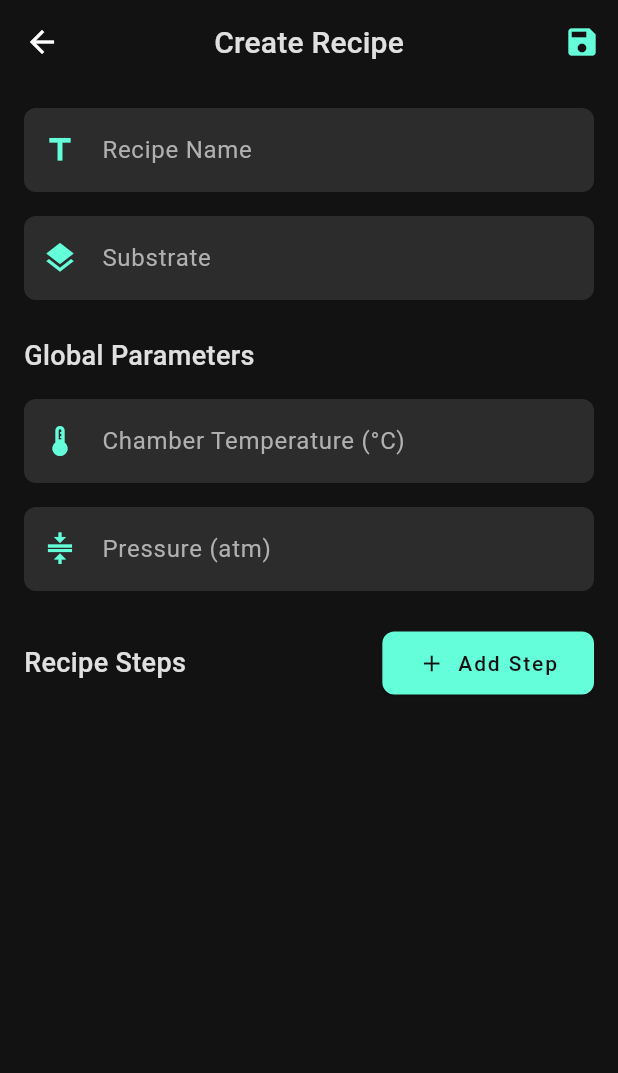
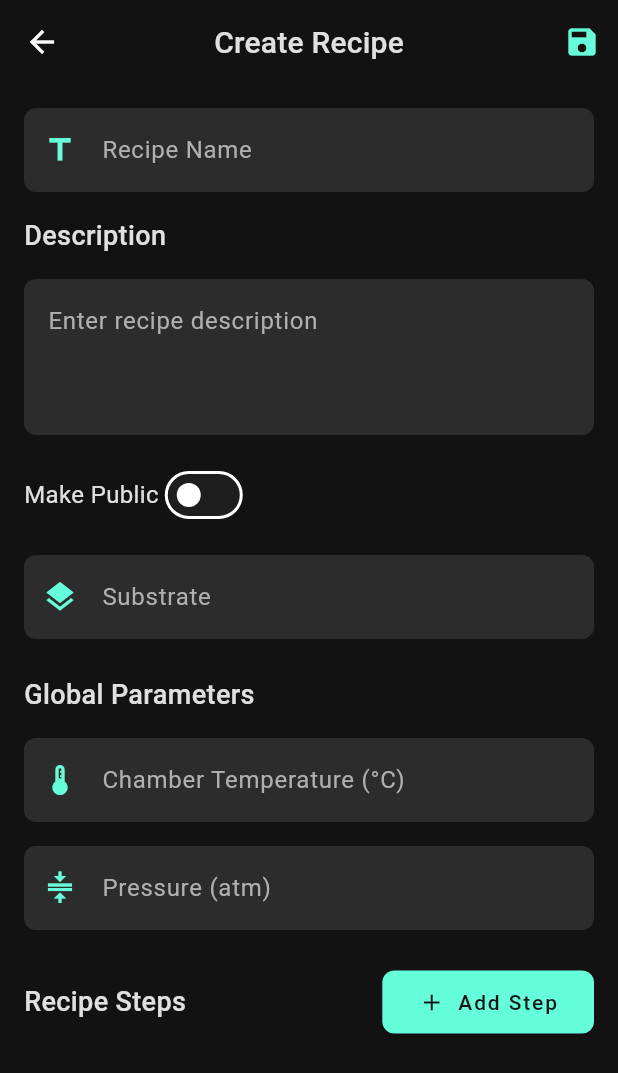
Before and after one commit to Albaraazain/atomicoat-20th-version, a Flutter app: the RecipeDetailScreen screen opened directly, on a phone screen of 412 x 824 dp. Shown: the top 1073 px of the screen. Run offline on Flutter 3.47's test engine with Material 3 defaults, Android fonts, the phone set to English and light mode, and no system bars; our stand-ins replace cloud_firestore, equatable, firebase_auth, firebase_core, fl_chart, flutter_animate and 9 more; accounts and stored records are empty; project files that could hold a hidden picture were left out.

Commit message:
feat: add description and access control features to RecipeDetailScreen, allowing users to input recipe descriptions and set visibility as public or private

```diff
--- a/lib/modules/system_operation_also_main_module/screens/recipe_detail_screen.dart
+++ b/lib/modules/system_operation_also_main_module/screens/recipe_detail_screen.dart
@@ -4,6 +4,7 @@ import '../models/recipe.dart';
 import '../models/system_component.dart';
 import '../providers/recipe_provider.dart';
 import '../providers/system_state_provider.dart';
+import '../../../services/auth_service.dart';
 
 class DarkThemeColors {
   static const Color background = Color(0xFF121212);
@@ -29,9 +30,11 @@ class _RecipeDetailScreenState extends State<RecipeDetailScreen> with TickerProv
   late TextEditingController _substrateController;
   late TextEditingController _chamberTempController;
   late TextEditingController _pressureController;
+  late TextEditingController _descriptionController;
   List<RecipeStep> _steps = [];
   late AnimationController _animationController;
   late Animation<double> _fadeAnimation;
+  bool _isPublic = false;
 
   @override
   void initState() {
@@ -40,6 +43,7 @@ class _RecipeDetailScreenState extends State<RecipeDetailScreen> with TickerProv
     _substrateController = TextEditingController();
     _chamberTempController = TextEditingController();
     _pressureController = TextEditingController();
+    _descriptionController = TextEditingController();
     _animationController = AnimationController(
       vsync: this,
       duration: Duration(milliseconds: 300),
@@ -62,6 +66,8 @@ class _RecipeDetailScreenState extends State<RecipeDetailScreen> with TickerProv
           _substrateController.text = recipe.substrate;
           _chamberTempController.text = recipe.chamberTemperatureSetPoint.toString();
           _pressureController.text = recipe.pressureSetPoint.toString();
+          _descriptionController.text = recipe.description ?? '';
+          _isPublic = recipe.isPublic;
           _steps = List.from(recipe.steps);
         });
       } else {
@@ -78,6 +84,7 @@ class _RecipeDetailScreenState extends State<RecipeDetailScreen> with TickerProv
     _substrateController.dispose();
     _chamberTempController.dispose();
     _pressureController.dispose();
+    _descriptionController.dispose();
     _animationController.dispose();
     super.dispose();
   }
@@ -113,6 +120,10 @@ class _RecipeDetailScreenState extends State<RecipeDetailScreen> with TickerProv
                     children: [
                       _buildRecipeNameInput(),
                       SizedBox(height: 16),
+                      _buildDescriptionInput(),
+                      SizedBox(height: 16),
+                      _buildAccessControl(),
+                      SizedBox(height: 16),
                       _buildSubstrateInput(),
                       SizedBox(height: 24),
                       _buildGlobalParametersInputs(),
@@ -136,6 +147,65 @@ class _RecipeDetailScreenState extends State<RecipeDetailScreen> with TickerProv
       controller: _nameController,
       label: 'Recipe Name',
       icon: Icons.title,
+    );
+  }
+
+  Widget _buildDescriptionInput() {
+    return Column(
+      crossAxisAlignment: CrossAxisAlignment.start,
+      children: [
+        Text(
+          'Description',
+          style: TextStyle(
+            color: DarkThemeColors.primaryText,
+            fontSize: 18,
+            fontWeight: FontWeight.w500,
+          ),
+        ),
+        SizedBox(height: 16),
+        TextField(
+          controller: _descriptionController,
+          style: TextStyle(color: DarkThemeColors.primaryText),
+          maxLines: 3,
+          decoration: InputDecoration(
+            hintText: 'Enter recipe description',
+            hintStyle: TextStyle(color: DarkThemeColors.secondaryText),
+            filled: true,
+            fillColor: DarkThemeColors.inputFill,
+            border: OutlineInputBorder(
+              borderRadius: BorderRadius.circular(8),
+              borderSide: BorderSide.none,
+            ),
+            focusedBorder: OutlineInputBorder(
+              borderRadius: BorderRadius.circular(8),
+              borderSide: BorderSide(color: DarkThemeColors.accent),
+            ),
+          ),
+        ),
+      ],
+    );
+  }
+
+  Widget _buildAccessControl() {
+    return Row(
+      children: [
+        Text(
+          'Make Public',
+          style: TextStyle(
+            color: DarkThemeColors.primaryText,
+            fontSize: 16,
+          ),
+        ),
+        Switch(
+          value: _isPublic,
+          onChanged: (value) {
+            setState(() {
+              _isPublic = value;
+            });
+          },
+          activeColor: DarkThemeColors.accent,
+        ),
+      ],
     );
   }
 
@@ -754,66 +824,31 @@ class _RecipeDetailScreenState extends State<RecipeDetailScreen> with TickerProv
   }
 
   void _saveRecipe(RecipeProvider recipeProvider) async {
-    if (_nameController.text.isEmpty) {
-      _showValidationError('Please enter a recipe name');
-      return;
-    }
+    try {
+      final recipe = Recipe(
+        id: widget.recipeId ?? DateTime.now().millisecondsSinceEpoch.toString(),
+        name: _nameController.text,
+        steps: _steps,
+        substrate: _substrateController.text,
+        machineId: recipeProvider.currentMachineId!,
+        createdBy: context.read<AuthService>().currentUser!.uid,
+        chamberTemperatureSetPoint: double.parse(_chamberTempController.text),
+        pressureSetPoint: double.parse(_pressureController.text),
+        description: _descriptionController.text,
+        isPublic: _isPublic,
+      );
 
-    if (_substrateController.text.isEmpty) {
-      _showValidationError('Please enter a substrate');
-      return;
-    }
-
-    if (_steps.isEmpty) {
-      _showValidationError('Please add at least one step to the recipe');
-      return;
-    }
-
-    final newRecipe = Recipe(
-      id: widget.recipeId ?? DateTime
-          .now()
-          .millisecondsSinceEpoch
-          .toString(),
-      name: _nameController.text,
-      substrate: _substrateController.text,
-      steps: _steps,
-      chamberTemperatureSetPoint: double.tryParse(
-          _chamberTempController.text) ?? 150.0,
-      pressureSetPoint: double.tryParse(_pressureController.text) ?? 1.0,
-    );
-
-    try {
       if (widget.recipeId == null) {
-        await recipeProvider.addRecipe(newRecipe);
+        await recipeProvider.addRecipe(recipe);
       } else {
-        await recipeProvider.updateRecipe(newRecipe);
+        await recipeProvider.updateRecipe(recipe);
       }
 
-      ScaffoldMessenger.of(context).showSnackBar(
-        SnackBar(
-          content: Text('Recipe saved successfully'),
-          backgroundColor: DarkThemeColors.accent,
-        ),
-      );
-
-      // Use Navigator.of(context).pop() only once
-      Navigator.of(context).pop(true);
+      Navigator.pop(context);
     } catch (e) {
       ScaffoldMessenger.of(context).showSnackBar(
-        SnackBar(
-          content: Text('Error saving recipe: $e'),
-          backgroundColor: Colors.red,
-        ),
+        SnackBar(content: Text('Error saving recipe: $e'), backgroundColor: Colors.red),
       );
     }
   }
-
-  void _showValidationError(String message) {
-    ScaffoldMessenger.of(context).showSnackBar(
-      SnackBar(
-        content: Text(message),
-        backgroundColor: Colors.red,
-      ),
-    );
-  }
 }
```
